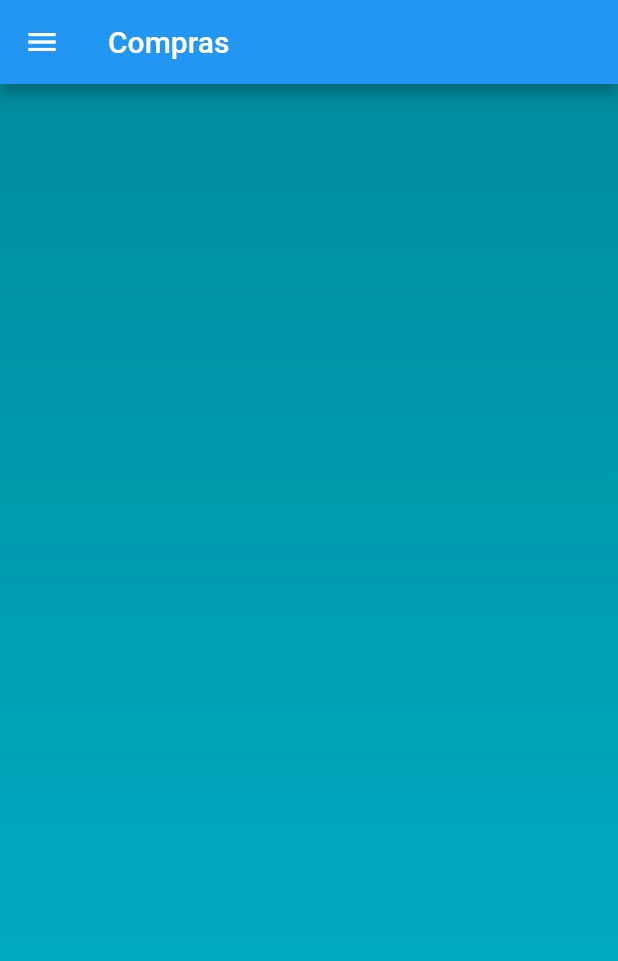
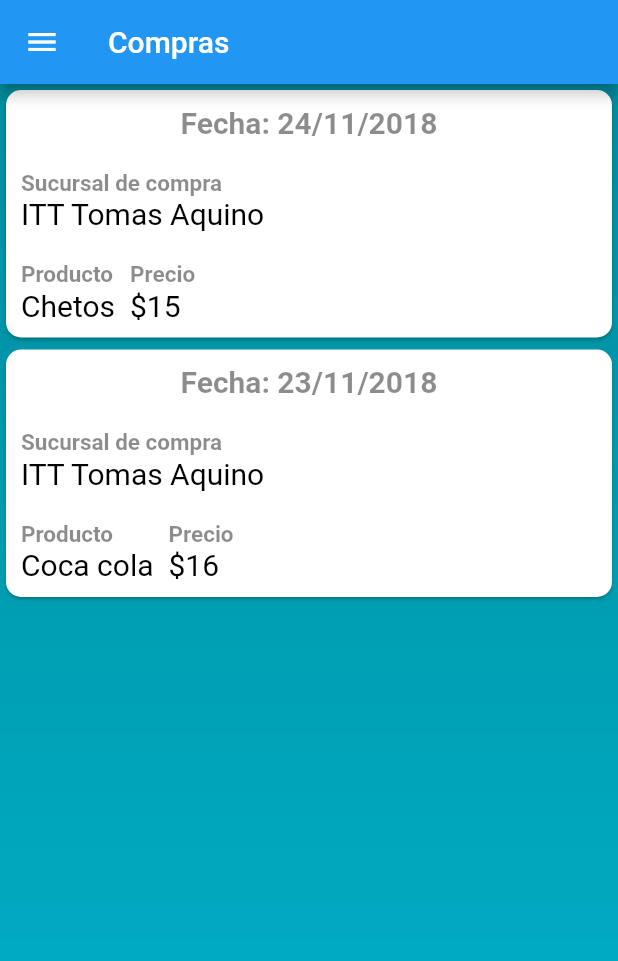
Before and after one commit to ArmandoSmith/GPS, a Flutter app: the PurchasesScreen screen opened by its route, on a phone screen of 412 x 824 dp. Shown: the top 961 px of the screen. Run offline on Flutter 3.47's test engine with Material 2 defaults, Android fonts, the phone set to English and light mode, and no system bars.

Commit message:
Menu v1.3
Creación del Widget "MyCard" para reutilización de cógido.
Se agrego el archivo para conectividad e firebase.
Se modificaron los campos del perfil.
Se modifico la validación del registro para que la contraseña sea mayor oigual a 6 caracteres.

```diff
--- /dev/null
+++ b/expendly/lib/myWidgets/MyCard.dart
@@ -0,0 +1,252 @@
+import 'package:flutter/material.dart';
+
+/*
+class MyCard extends StatefulWidget {
+  @override
+  State createState() => new MyCardState();
+}//MyCard
+
+class MyCardState extends State<MyCard> {
+
+  Card comprasCard(BuildContext context) {
+    Column getCardData(String fecha, String sucursal, String producto,
+        String precio) {
+      return new Column(
+        mainAxisSize: MainAxisSize.min,
+        crossAxisAlignment: CrossAxisAlignment.start,
+        children: <Widget>[
+          new Container(
+            padding: EdgeInsets.all(10.0),
+            child: new Center(
+              child: new Text(
+                "Fecha: $fecha",
+                style: TextStyle(
+                  color: Colors.black45,
+                  fontSize: 20.0,
+                  fontWeight: FontWeight.bold,
+                ), //TxtStyle
+              ), //Text
+            ), //Center
+          ), //Container
+          new Container(
+            padding: EdgeInsets.all(10.0),
+            child: new Column(
+              crossAxisAlignment: CrossAxisAlignment.start,
+              children: <Widget>[
+                new Text(
+                  "Sucursal de compra ",
+                  style: TextStyle(
+                    color: Colors.black45,
+                    fontSize: 15.0,
+                    fontWeight: FontWeight.bold,
+                  ), //TextStyle
+                ), //Text
+                new Text(
+                  "$sucursal",
+                  style: TextStyle(
+                    color: Colors.black,
+                    fontSize: 20.0,
+                  ), //TextStyle
+                ), //Text
+              ], //Column children
+            ), //Column
+          ), //Container
+          new Container(
+            padding: EdgeInsets.all(10.0),
+            child: new Column(
+              crossAxisAlignment: CrossAxisAlignment.start,
+              children: <Widget>[
+                new Row(
+                  children: <Widget>[
+                    new Container(
+                      padding: EdgeInsets.only(right: 10.0),
+                      child: new Column(
+                        crossAxisAlignment: CrossAxisAlignment.start,
+                        children: <Widget>[
+                          new Text(
+                            "Producto",
+                            style: TextStyle(
+                              color: Colors.black45,
+                              fontSize: 15.0,
+                              fontWeight: FontWeight.bold,
+                            ), //TextStyle
+                          ), //Text
+                          new Text(
+                            "$producto",
+                            style: TextStyle(
+                              color: Colors.black,
+                              fontSize: 20.0,
+                            ), //TextStyle
+                          ), //Text
+                        ], //Column children
+                      ), //Column
+                    ), //Container
+                    new Container(
+                      padding: EdgeInsets.only(right: 10.0),
+                      child: new Column(
+                        crossAxisAlignment: CrossAxisAlignment.start,
+                        children: <Widget>[
+                          new Text(
+                            "Precio",
+                            style: TextStyle(
+                              color: Colors.black45,
+                              fontSize: 15.0,
+                              fontWeight: FontWeight.bold,
+                            ), //TextStyle
+                          ), //Text
+                          new Text(
+                            "$precio",
+                            style: TextStyle(
+                              color: Colors.black,
+                              fontSize: 20.0,
+                            ), //TextStyle
+                          ), //Text
+                        ], //Column children
+                      ), //Column
+                    ), //Container
+                  ], //Row children
+                ), //Row
+              ], //Column children
+            ), //Column
+          ), //Container
+        ], //Collumn children
+      ); //Column
+    } //getCardData
+
+
+    /*var opciones = [
+      getCardData("24/11/2018", "ITT Tomas Aquino", "Chetos", "\$15"),
+      getCardData("24/11/2018", "ITT Tomas Aquino", "Coca Cola", "\$16"),
+    ];*/
+
+    return new Card(
+      shape: RoundedRectangleBorder(
+        borderRadius: BorderRadius.circular(10.0),
+      ),
+      child: getCardData("24/11/2018", "ITT Tomas Aquino", "Chetos", "\$15"),
+    ); //Card
+  }
+
+  @override
+  Widget build(BuildContext context) {
+    return comprasCard(context);
+  } //Widget build
+}//MyCardState
+*/
+
+
+class MyCard extends StatelessWidget{
+
+  MyCard({this.Fecha, this.Sucursal, this.Producto, this.Precio});
+
+  final String Fecha, Sucursal, Producto, Precio;
+
+  @override
+  Widget build(BuildContext context) {
+    return new Card(
+      shape: RoundedRectangleBorder(
+        borderRadius: BorderRadius.circular(10.0),
+      ),
+      child: new Column(
+        mainAxisSize: MainAxisSize.min,
+        crossAxisAlignment: CrossAxisAlignment.start,
+        children: <Widget>[
+          new Container(
+            padding: EdgeInsets.all(10.0),
+            child: new Center(
+              child: new Text(
+                "Fecha: $Fecha",
+                style: TextStyle(
+                  color: Colors.black45,
+                  fontSize: 20.0,
+                  fontWeight: FontWeight.bold,
+                ),//TxtStyle
+              ),//Text
+            ),//Center
+          ),//Container
+          new Container(
+            padding: EdgeInsets.all(10.0),
+            child: new Column(
+              crossAxisAlignment: CrossAxisAlignment.start,
+              children: <Widget>[
+                new Text(
+                  "Sucursal de compra ",
+                  style: TextStyle(
+                    color: Colors.black45,
+                    fontSize: 15.0,
+                    fontWeight: FontWeight.bold,
+                  ),//TextStyle
+                ),//Text
+                new Text(
+                  "$Sucursal",
+                  style: TextStyle(
+                    color: Colors.black,
+                    fontSize: 20.0,
+                  ),//TextStyle
+                ),//Text
+              ],//Column children
+            ),//Column
+          ),//Container
+          new Container(
+            padding: EdgeInsets.all(10.0),
+            child: new Column(
+              crossAxisAlignment: CrossAxisAlignment.start,
+              children: <Widget>[
+                new Row(
+                  children: <Widget>[
+                    new Container(
+                      padding: EdgeInsets.only(right: 10.0),
+                      child: new Column(
+                        crossAxisAlignment: CrossAxisAlignment.start,
+                        children: <Widget>[
+                          new Text(
+                            "Producto",
+                            style: TextStyle(
+                              color: Colors.black45,
+                              fontSize: 15.0,
+                              fontWeight: FontWeight.bold,
+                            ),//TextStyle
+                          ),//Text
+                          new Text(
+                            "$Producto",
+                            style: TextStyle(
+                              color: Colors.black,
+                              fontSize: 20.0,
+                            ),//TextStyle
+                          ),//Text
+                        ],//Column children
+                      ),//Column
+                    ),//Container
+                    new Container(
+                      padding: EdgeInsets.only(right: 10.0),
+                      child: new Column(
+                        crossAxisAlignment: CrossAxisAlignment.start,
+                        children: <Widget>[
+                          new Text(
+                            "Precio",
+                            style: TextStyle(
+                              color: Colors.black45,
+                              fontSize: 15.0,
+                              fontWeight: FontWeight.bold,
+                            ),//TextStyle
+                          ),//Text
+                          new Text(
+                            "$Precio",
+                            style: TextStyle(
+                              color: Colors.black,
+                              fontSize: 20.0,
+                            ),//TextStyle
+                          ),//Text
+                        ],//Column children
+                      ),//Column
+                    ),//Container
+                  ],//Row children
+                ),//Row
+              ],//Column children
+            ),//Column
+          ),//Container
+        ],//Collumn children
+      ),//Column
+    );//Card
+  }//Widget buil
+}//MyCard
--- a/expendly/lib/myWidgets/MyDrawer.dart
+++ b/expendly/lib/myWidgets/MyDrawer.dart
@@ -5,7 +5,6 @@ import 'package:expendly/purchases.dart';
 import 'package:expendly/login.dart';
 
 class MyDrawer extends StatefulWidget {
-
   @override
   State createState() => new MyDrawerState();
 }//MyDrawer
--- a/expendly/lib/profile.dart
+++ b/expendly/lib/profile.dart
@@ -63,7 +63,7 @@ class ProfileScreenState extends State<ProfileScreen>{
                   padding: EdgeInsets.only(top: 15.0, left: 30.0, right: 30.0),
                   child: new Text.rich(
                     TextSpan(
-                      text: 'Usuario:\n',
+                      text: 'Nombre:\n',
                       style: TextStyle(
                         color: Colors.white70,
                         fontSize: 15.0,
@@ -71,7 +71,7 @@ class ProfileScreenState extends State<ProfileScreen>{
                       ),
                       children: <TextSpan>[
                         TextSpan(
-                          text: 'Mostrar usuario',//agregar $Usuario
+                          text: 'Mostrar nombre',//agregar $Usuario
                           style: TextStyle(
                               color: Colors.white,
                               fontSize: 20.0,
--- a/expendly/lib/purchases.dart
+++ b/expendly/lib/purchases.dart
@@ -1,5 +1,6 @@
 import 'package:flutter/material.dart';
 import 'myWidgets/MyDrawer.dart';
+import 'myWidgets/MyCard.dart';
 
 class PurchasesScreen extends StatefulWidget {
 
@@ -10,6 +11,9 @@ class PurchasesScreen extends StatefulWidget {
 }
 
 class PurchasesScreenState extends State<PurchasesScreen>{
+
+  int i = 3;
+
   @override
   Widget build(BuildContext context) {
     return new Scaffold(
@@ -32,9 +36,22 @@ class PurchasesScreenState extends State<PurchasesScreen>{
             'imagenes/fondo.png',
             fit: BoxFit.cover,
           ),//Image
-          new Container(
-
-          ),//Container
+          new Column(
+            children: <Widget>[
+              new MyCard(
+                Fecha: "24/11/2018",
+                Sucursal: "ITT Tomas Aquino",
+                Producto: "Chetos",
+                Precio: "\$15",
+              ),//MyCard
+              new MyCard(
+                Fecha: "23/11/2018",
+                Sucursal: "ITT Tomas Aquino",
+                Producto: "Coca cola",
+                Precio: "\$16",
+              ),//MyCard
+            ],//Column children
+          ),//Column
         ],//Stack children
       ),//Stack
     );//Scaffold
--- a/expendly/lib/register.dart
+++ b/expendly/lib/register.dart
@@ -10,7 +10,7 @@ class RegisterScreenState extends State<RegisterScreen>{
 
   final FormKey = new GlobalKey<FormState>();
 
-  String Nombre, ApellidoP, ApellidoM, FechaNacimiento, Correo, Usuario, Contrasena, ConfirmarContrasena, ValidaContrasena;
+  String Nombre, ApellidoP, ApellidoM, FechaNacimiento, Correo, Contrasena, ConfirmarContrasena, ValidaContrasena;
 
   void ValidarRegistro() {
     final Form = FormKey.currentState;
@@ -92,15 +92,6 @@ class RegisterScreenState extends State<RegisterScreen>{
                     ),//TextFormField
                     new TextFormField(
                       decoration: new InputDecoration(
-                        labelText: "Usuario:",
-                        fillColor: Colors.white,
-                      ),//InputDecoration
-                      keyboardType: TextInputType.text,
-                      validator: (value) => value.isEmpty ? "Debe llenar este campo!" : null,
-                      onSaved: (value) => Usuario = value,
-                    ),//TextFormField
-                    new TextFormField(
-                      decoration: new InputDecoration(
                         labelText: "Contraseña:",
                         fillColor: Colors.white,
                       ),//InputDecoration
@@ -111,8 +102,13 @@ class RegisterScreenState extends State<RegisterScreen>{
                           return "Debe llenar este campo!";
                         }
                         else{
-                          ValidaContrasena = value;
-                          return null;
+                          if(value.length < 6){
+                            return "La contraseña debe ser mayor a 6 digitos!";
+                          }
+                          else{
+                            ValidaContrasena = value;
+                            return null;
+                          }
                         }
                       },
                       onSaved: (value) => Contrasena = value,
```
Also changed, not shown: 3 other files.
